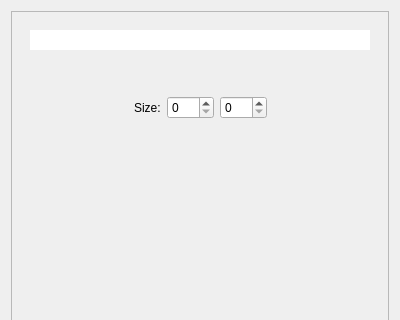
The window that UI/glitch-floating-context-menu.ui (textbrowser/glitch) describes before a commit, drawn with Qt 5; both pictures show x 0 to 400 and y 0 to 320 of the 400 by 500 pixel window.
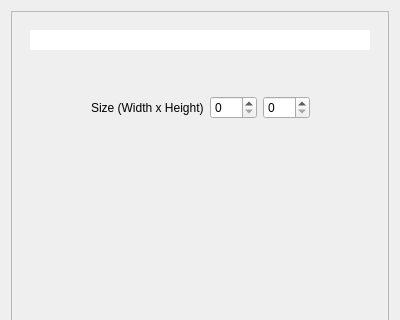
The same window after the commit. Icons and pictures are not drawn.

Commit message: Added information. Removed some colons. Tab heights.

The edit to the form file:
```diff
--- a/UI/glitch-floating-context-menu.ui
+++ b/UI/glitch-floating-context-menu.ui
@@ -96,7 +96,7 @@
             <item>
              <widget class="QLabel" name="label">
               <property name="text">
-               <string>Size:</string>
+               <string>Size (Width x Height)</string>
               </property>
              </widget>
             </item>
```
The commit also changes 2 other files.
